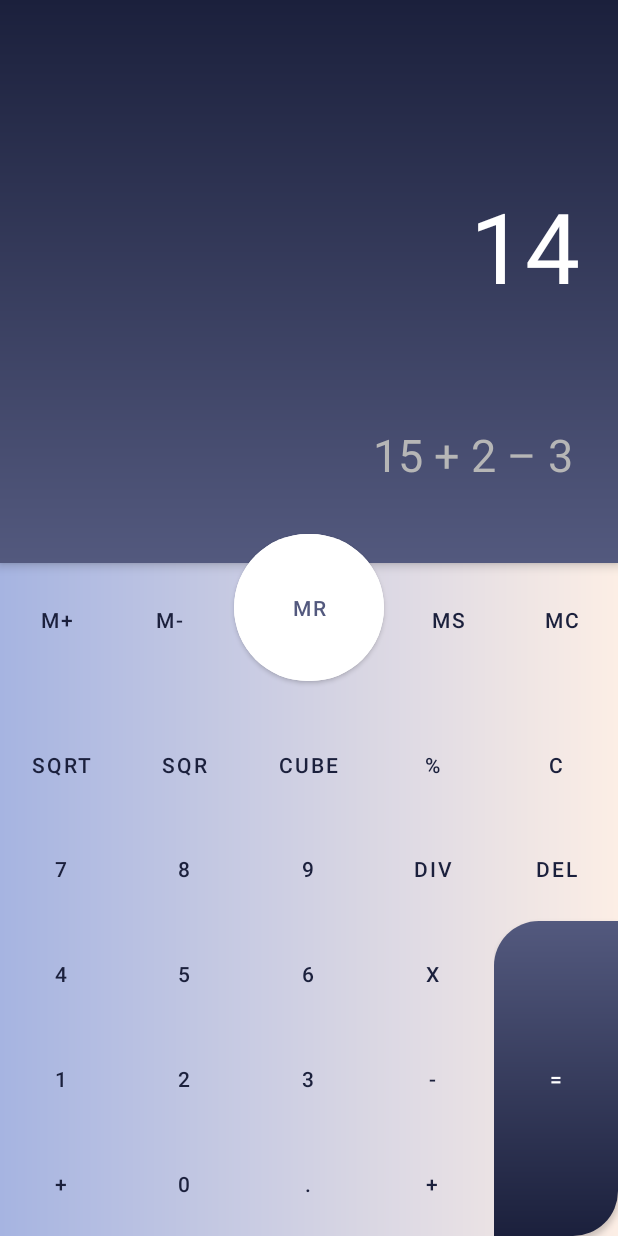
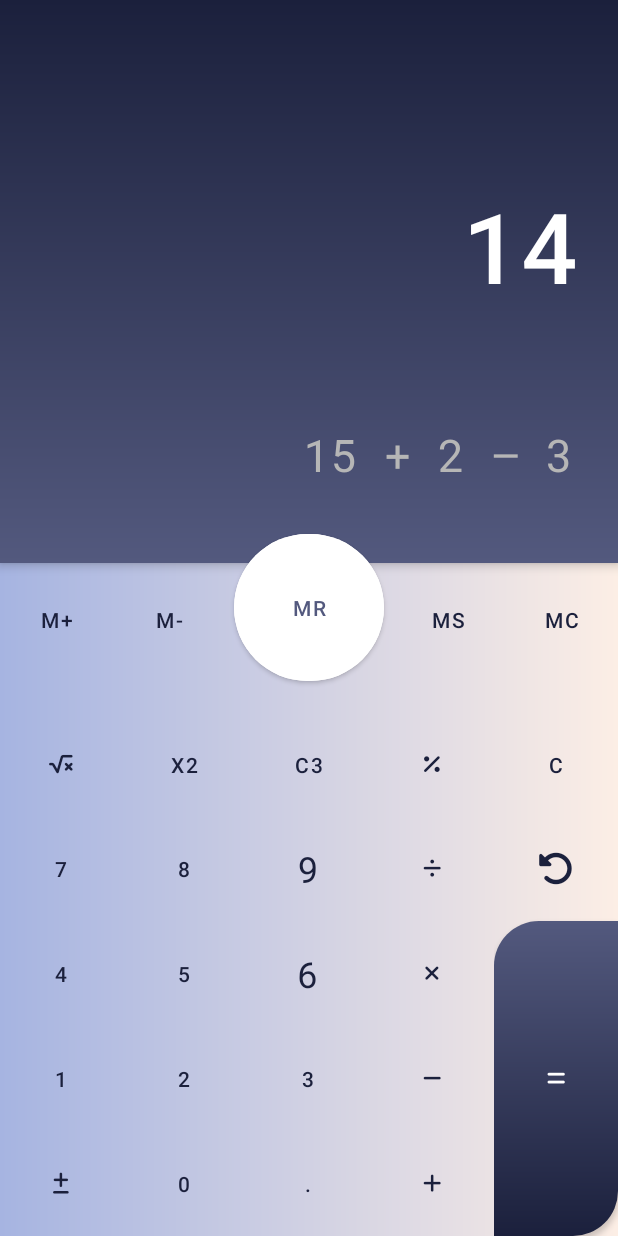
Before and after one commit to BasilBarnabyCa/georgian-mobile-calculator-app, an Android app: the screen it shows after launch (MainActivity), on a phone screen of 412 x 824 dp. Run offline under Robolectric (Android 15) with nearby library versions, the light colour scheme and no system bars.

Commit message:
Added fonts: Fontawsome and Roboto Mono

```diff
--- a/app/src/main/res/layout/activity_main.xml
+++ b/app/src/main/res/layout/activity_main.xml
@@ -29,7 +29,7 @@
             android:layout_marginTop="350dp"
             android:backgroundTint="@color/white"
             android:padding="0dp"
-            android:text="MR"
+            android:text="@string/memory_recall_text"
             android:textColor="@color/slate_blue"
             app:cornerRadius="50dp"
             app:rippleColor="@color/ripple_color"/>
@@ -51,6 +51,7 @@
             android:layout_width="match_parent"
             android:layout_height="wrap_content"
             android:layout_marginTop="@dimen/result_text_margin_top"
+            android:fontFamily="@font/roboto_mono_medium"
             android:paddingStart="@dimen/padding_x"
             android:paddingEnd="@dimen/padding_x"
             android:text="@string/default_value"
@@ -63,6 +64,7 @@
             android:layout_width="match_parent"
             android:layout_height="wrap_content"
             android:layout_marginTop="@dimen/formula_text_margin_top"
+            android:fontFamily="@font/roboto_mono"
             android:paddingStart="@dimen/small_text_padding_x"
             android:paddingEnd="@dimen/small_text_padding_x"
             android:text="@string/example_formula"
@@ -94,7 +96,7 @@
                 style="@style/Widget.MaterialComponents.Button.TextButton"
                 android:layout_width="@dimen/m_button_size"
                 android:layout_height="@dimen/m_button_size"
-                android:text="@string/m_plus"
+                android:text="@string/memory_plus_text"
                 android:textColor="@color/charcoal_blue"
                 app:cornerRadius="0dp" />
 
@@ -103,7 +105,7 @@
                 style="@style/Widget.MaterialComponents.Button.TextButton"
                 android:layout_width="@dimen/m_button_size"
                 android:layout_height="@dimen/m_button_size"
-                android:text="@string/m_minus"
+                android:text="@string/memory_minus_text"
                 android:textColor="@color/charcoal_blue"
                 app:cornerRadius="0dp" />
 
@@ -122,7 +124,7 @@
                 style="@style/Widget.MaterialComponents.Button.TextButton"
                 android:layout_width="@dimen/m_button_size"
                 android:layout_height="@dimen/m_button_size"
-                android:text="@string/m_save"
+                android:text="@string/memory_save_text"
                 android:textColor="@color/charcoal_blue"
                 app:cornerRadius="0dp" />
 
@@ -131,7 +133,7 @@
                 style="@style/Widget.MaterialComponents.Button.TextButton"
                 android:layout_width="@dimen/m_button_size"
                 android:layout_height="@dimen/m_button_size"
-                android:text="@string/m_clear"
+                android:text="@string/memory_clear_text"
                 android:textColor="@color/charcoal_blue"
                 app:cornerRadius="0dp" />
 
@@ -164,7 +166,8 @@
                 android:layout_width="match_parent"
                 android:layout_height="0dp"
                 android:layout_weight="1"
-                android:text="sqrt"
+                android:fontFamily="@font/fa_solid_900"
+                android:text="@string/square_root_text"
                 android:textColor="@color/charcoal_blue"
                 app:cornerRadius="0dp" />
 
@@ -174,7 +177,7 @@
                 android:layout_width="match_parent"
                 android:layout_height="0dp"
                 android:layout_weight="1"
-                android:text="7"
+                android:text="@string/seven_text"
                 android:textColor="@color/charcoal_blue"
                 app:cornerRadius="0dp" />
 
@@ -184,7 +187,7 @@
                 android:layout_width="match_parent"
                 android:layout_height="0dp"
                 android:layout_weight="1"
-                android:text="4"
+                android:text="@string/four_text"
                 android:textColor="@color/charcoal_blue"
                 app:cornerRadius="0dp" />
 
@@ -194,7 +197,7 @@
                 android:layout_width="match_parent"
                 android:layout_height="0dp"
                 android:layout_weight="1"
-                android:text="1"
+                android:text="@string/one_text"
                 android:textColor="@color/charcoal_blue"
                 app:cornerRadius="0dp" />
 
@@ -204,7 +207,8 @@
                 android:layout_width="match_parent"
                 android:layout_height="0dp"
                 android:layout_weight="1"
-                android:text="+"
+                android:fontFamily="@font/fa_solid_900"
+                android:text="@string/plus_minus_text"
                 android:textColor="@color/charcoal_blue"
                 app:cornerRadius="0dp" />
         </LinearLayout>
@@ -222,7 +226,7 @@
                 android:layout_width="match_parent"
                 android:layout_height="0dp"
                 android:layout_weight="1"
-                android:text="sqr"
+                android:text="@string/square_text"
                 android:textColor="@color/charcoal_blue"
                 app:cornerRadius="0dp" />
 
@@ -232,7 +236,7 @@
                 android:layout_width="match_parent"
                 android:layout_height="0dp"
                 android:layout_weight="1"
-                android:text="8"
+                android:text="@string/eight_text"
                 android:textColor="@color/charcoal_blue"
                 app:cornerRadius="0dp" />
 
@@ -242,7 +246,7 @@
                 android:layout_width="match_parent"
                 android:layout_height="0dp"
                 android:layout_weight="1"
-                android:text="5"
+                android:text="@string/five_text"
                 android:textColor="@color/charcoal_blue"
                 app:cornerRadius="0dp" />
 
@@ -252,7 +256,7 @@
                 android:layout_width="match_parent"
                 android:layout_height="0dp"
                 android:layout_weight="1"
-                android:text="2"
+                android:text="@string/two_text"
                 android:textColor="@color/charcoal_blue"
                 app:cornerRadius="0dp" />
 
@@ -262,7 +266,7 @@
                 android:layout_width="match_parent"
                 android:layout_height="0dp"
                 android:layout_weight="1"
-                android:text="0"
+                android:text="@string/zero_text"
                 android:textColor="@color/charcoal_blue"
                 app:cornerRadius="0dp" />
         </LinearLayout>
@@ -280,7 +284,7 @@
                 android:layout_width="match_parent"
                 android:layout_height="0dp"
                 android:layout_weight="1"
-                android:text="cube"
+                android:text="@string/cube_text"
                 android:textColor="@color/charcoal_blue"
                 app:cornerRadius="0dp" />
 
@@ -290,8 +294,10 @@
                 android:layout_width="match_parent"
                 android:layout_height="0dp"
                 android:layout_weight="1"
-                android:text="9"
+                android:fontFamily="@font/roboto_mono"
+                android:text="@string/nine_text"
                 android:textColor="@color/charcoal_blue"
+                android:textSize="24sp"
                 app:cornerRadius="0dp" />
 
             <Button
@@ -300,8 +306,10 @@
                 android:layout_width="match_parent"
                 android:layout_height="0dp"
                 android:layout_weight="1"
-                android:text="6"
+                android:fontFamily="@font/roboto_mono"
+                android:text="@string/six_text"
                 android:textColor="@color/charcoal_blue"
+                android:textSize="24sp"
                 app:cornerRadius="0dp" />
 
             <Button
@@ -310,7 +318,7 @@
                 android:layout_width="match_parent"
                 android:layout_height="0dp"
                 android:layout_weight="1"
-                android:text="3"
+                android:text="@string/three_text"
                 android:textColor="@color/charcoal_blue"
                 app:cornerRadius="0dp" />
 
@@ -320,7 +328,7 @@
                 android:layout_width="match_parent"
                 android:layout_height="0dp"
                 android:layout_weight="1"
-                android:text="."
+                android:text="@string/decimal_text"
                 android:textColor="@color/charcoal_blue"
                 app:cornerRadius="0dp" />
         </LinearLayout>
@@ -338,7 +346,9 @@
                 android:layout_width="match_parent"
                 android:layout_height="0dp"
                 android:layout_weight="1"
-                android:text="%"
+                android:background="@android:color/transparent"
+                android:fontFamily="@font/fa_solid_900"
+                android:text="@string/percent_text"
                 android:textColor="@color/charcoal_blue"
                 app:cornerRadius="0dp" />
 
@@ -348,27 +358,33 @@
                 android:layout_width="match_parent"
                 android:layout_height="0dp"
                 android:layout_weight="1"
-                android:text="div"
+                android:background="@android:color/transparent"
+                android:fontFamily="@font/fa_solid_900"
+                android:text="@string/divide_text"
                 android:textColor="@color/charcoal_blue"
                 app:cornerRadius="0dp" />
 
             <Button
-                android:id="@+id/multiplicationButton"
+                android:id="@+id/multiplyButton"
                 style="@style/Widget.MaterialComponents.Button.TextButton"
                 android:layout_width="match_parent"
                 android:layout_height="0dp"
                 android:layout_weight="1"
-                android:text="x"
+                android:background="@android:color/transparent"
+                android:fontFamily="@font/fa_solid_900"
+                android:text="@string/multiply_text"
                 android:textColor="@color/charcoal_blue"
                 app:cornerRadius="0dp" />
 
             <Button
-                android:id="@+id/subtractionButton"
+                android:id="@+id/minusButton"
                 style="@style/Widget.MaterialComponents.Button.TextButton"
                 android:layout_width="match_parent"
                 android:layout_height="0dp"
                 android:layout_weight="1"
-                android:text="-"
+                android:background="@android:color/transparent"
+                android:fontFamily="@font/fa_solid_900"
+                android:text="@string/minus_text"
                 android:textColor="@color/charcoal_blue"
                 app:cornerRadius="0dp" />
 
@@ -378,7 +394,9 @@
                 android:layout_width="match_parent"
                 android:layout_height="0dp"
                 android:layout_weight="1"
-                android:text="+"
+                android:background="@android:color/transparent"
+                android:fontFamily="@font/fa_solid_900"
+                android:text="@string/plus_text"
                 android:textColor="@color/charcoal_blue"
                 app:cornerRadius="0dp" />
         </LinearLayout>
@@ -396,7 +414,7 @@
                 android:layout_width="match_parent"
                 android:layout_height="0dp"
                 android:layout_weight="1"
-                android:text="C"
+                android:text="@string/clear_text"
                 android:textColor="@color/charcoal_blue"
                 app:cornerRadius="0dp" />
 
@@ -406,8 +424,10 @@
                 android:layout_width="match_parent"
                 android:layout_height="0dp"
                 android:layout_weight="1"
-                android:text="del"
+                android:fontFamily="@font/fa_solid_900"
+                android:text="@string/delete_text"
                 android:textColor="@color/charcoal_blue"
+                android:textSize="24sp"
                 app:cornerRadius="0dp" />
 
             <androidx.appcompat.widget.AppCompatButton
@@ -416,7 +436,8 @@
                 android:layout_height="0dp"
                 android:layout_weight="3"
                 android:background="@drawable/large_equals_button_background"
-                android:text="="
+                android:fontFamily="@font/fa_solid_900"
+                android:text="@string/equals_text"
                 android:textColor="@color/white"
                 app:cornerRadius="0dp"
                 app:rippleColor="@color/slate_blue"/>
--- a/app/src/main/res/values/strings.xml
+++ b/app/src/main/res/values/strings.xml
@@ -2,9 +2,35 @@
     <string name="app_name">Calculator</string>
     <string name="default_value">14</string>
     <string name="example_formula">"15 + 2 – 3"</string>
-    <string name="m_plus">"M+"</string>
-    <string name="m_minus">"M-"</string>
-    <string name="m_recall">"MR"</string>
-    <string name="m_save">"MS"</string>
-    <string name="m_clear">"MC"</string>
+
+    <string name="memory_plus_text">"M+"</string>
+    <string name="memory_minus_text">"M-"</string>
+    <string name="memory_recall_text">"MR"</string>
+    <string name="memory_save_text">"MS"</string>
+    <string name="memory_clear_text">"MC"</string>
+
+    <string name="plus_text">"\u002b"</string>
+    <string name="minus_text">"\uf068"</string>
+    <string name="multiply_text">"\uf00d"</string>
+    <string name="divide_text">"\uf529"</string>
+    <string name="percent_text">"\u0025"</string>
+    <string name="equals_text">"\u003d"</string>
+    <string name="plus_minus_text">"\ue43c"</string>
+    <string name="delete_text">"\uf2ea"</string>
+    <string name="clear_text">"C"</string>
+    <string name="square_root_text">"\uf698"</string>
+    <string name="square_text">"X2"</string>
+    <string name="cube_text">"C3"</string>
+
+    <string name="one_text">"1"</string>
+    <string name="two_text">"2"</string>
+    <string name="three_text">"3"</string>
+    <string name="four_text">"4"</string>
+    <string name="five_text">"5"</string>
+    <string name="six_text">"6"</string>
+    <string name="seven_text">"7"</string>
+    <string name="eight_text">"8"</string>
+    <string name="nine_text">"9"</string>
+    <string name="zero_text">"0"</string>
+    <string name="decimal_text">"."</string>
 </resources>
```
Also changed, not shown: app/src/main/res/font/fa_brands_400.ttf (added), app/src/main/res/font/fa_regular_400.ttf (added), app/src/main/res/font/fa_solid_900.ttf (added), app/src/main/res/font/fa_v4compatibility.ttf (added), app/src/main/res/font/roboto_mono.ttf (added), app/src/main/res/font/roboto_mono_medium.ttf (added).
